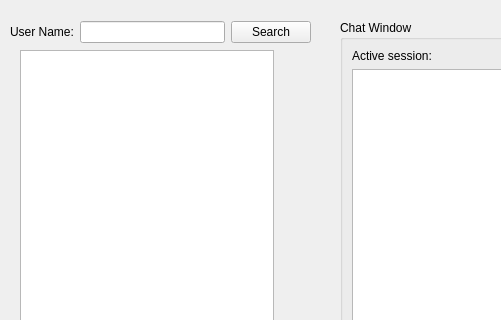
Old version of the form mainwindow.ui in the repository SirMel0n/QT-Desktop-Messenger; both pictures show x 0 to 501 and y 0 to 320 of the 800 by 600 pixel window.
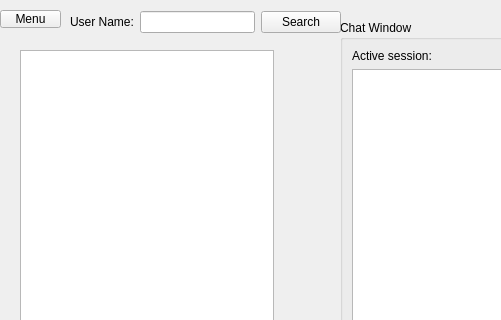
New version of the form.

Commit message: time stamp added

```diff
--- a/mainwindow.ui
+++ b/mainwindow.ui
@@ -65,9 +65,9 @@
    <widget class="QWidget" name="layoutWidget">
     <property name="geometry">
      <rect>
-      <x>10</x>
-      <y>20</y>
-      <width>301</width>
+      <x>70</x>
+      <y>10</y>
+      <width>271</width>
       <height>24</height>
      </rect>
     </property>
@@ -101,6 +101,19 @@
      </rect>
     </property>
    </widget>
+   <widget class="QPushButton" name="btnMenu">
+    <property name="geometry">
+     <rect>
+      <x>0</x>
+      <y>10</y>
+      <width>61</width>
+      <height>18</height>
+     </rect>
+    </property>
+    <property name="text">
+     <string>Menu</string>
+    </property>
+   </widget>
   </widget>
   <widget class="QMenuBar" name="menubar">
    <property name="geometry">
```
The commit also changes 2 other files.
